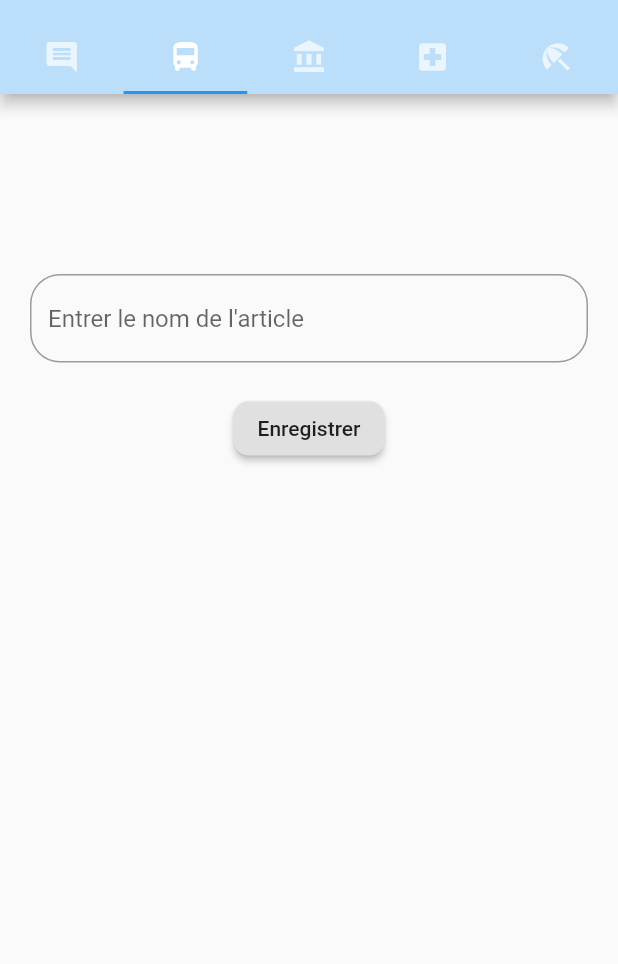
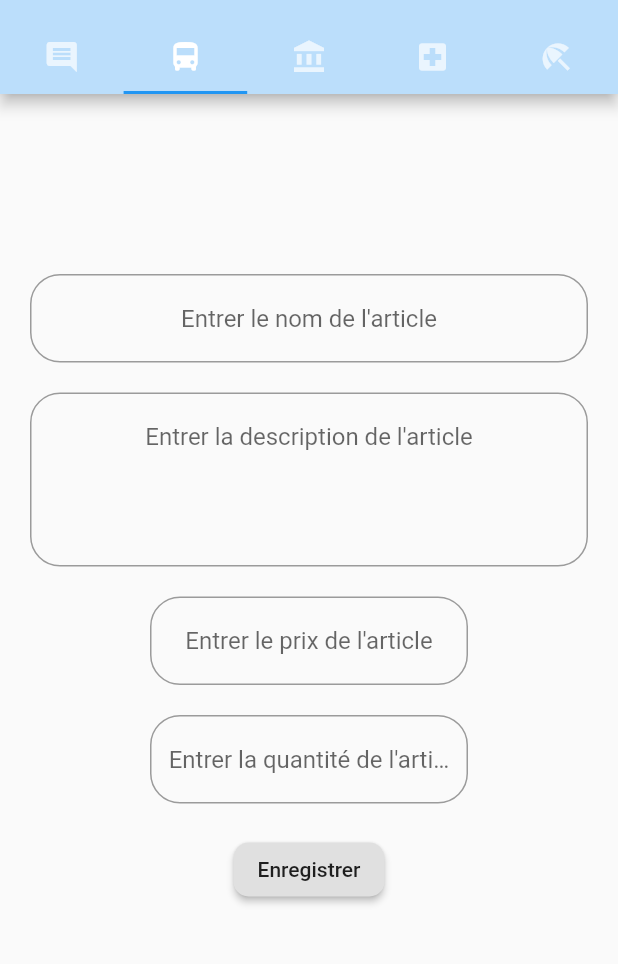
Before and after one commit to ackwrit/zindyapp, a Flutter app: the administrationController screen opened directly, tab 2 chosen, on a phone screen of 412 x 824 dp, the part 62-1026 px from its top. Run offline on Flutter 3.47's test engine with Material 2 defaults, Android fonts, the phone set to English and light mode, and no system bars; our stand-ins replace carousel_slider, concentric_transition, firebase_auth, firebase_database, flutter_animation_progress_bar, random_string; missing offline and left inert: awesome_page_transitions, countdown_flutter; accounts and stored records are empty.

Commit message:
Mise en place de la page Ajouter article

```diff
--- a/lib/controller/mainController.dart
+++ b/lib/controller/mainController.dart
@@ -115,7 +115,7 @@ class homeMainC extends State<mainController>{
                       ],
 
                     ),
-                    Padding(padding: EdgeInsets.all(10),),
+                    Padding(padding: EdgeInsets.all(20),),
                     //deuxième ligne conainer
                     Row(
                       mainAxisAlignment: MainAxisAlignment.center,
--- a/lib/page/ajouterArticle.dart
+++ b/lib/page/ajouterArticle.dart
@@ -1,4 +1,7 @@
+import 'dart:math';
+
 import 'package:flutter/material.dart';
+import 'package:random_string/random_string.dart';
 import 'package:zindy/fonction/firebaseHelper.dart';
 
 class ajouterArticle extends StatefulWidget{
@@ -12,9 +15,15 @@ class ajouterArticle extends StatefulWidget{
 
 class homeAjouterArticle extends State<ajouterArticle>{
   String articleNom;
+  String articleDesc;
+  var articlePrix;
+  var articleQuantite;
+  String identifiantArticle = randomAlphaNumeric(40);
+
   @override
   Widget build(BuildContext context) {
     // TODO: implement build
+    print(identifiantArticle);
     return bodyPage();
   }
 
@@ -25,10 +34,12 @@ class homeAjouterArticle extends State<ajouterArticle>{
   Widget bodyPage(){
     return Container(
       padding: EdgeInsets.only(top:120,left: 20,right: 20),
+      child: SingleChildScrollView(
         child: Column(
           mainAxisAlignment: MainAxisAlignment.start,
           children: [
             TextField(
+              textAlign: TextAlign.center,
               decoration: InputDecoration(
                   border: OutlineInputBorder(
                     borderRadius: BorderRadius.circular(20),
@@ -38,9 +49,81 @@ class homeAjouterArticle extends State<ajouterArticle>{
               onChanged: (text){
                 setState(() {
                   articleNom =text;
+
                 });
               },
             ),
+            Padding(padding: EdgeInsets.all(10),),
+            TextField(
+              textAlign: TextAlign.center,
+
+              decoration: InputDecoration(
+                border: OutlineInputBorder(
+                  borderRadius: BorderRadius.circular(20),
+                ),
+                hintText: "Entrer la description de l'article",
+              ),
+
+              onChanged: (text){
+                setState(() {
+                  articleDesc =text;
+
+                });
+              },
+              maxLines:4,
+            ),
+            Padding(padding: EdgeInsets.all(10),),
+            Container(
+              padding: EdgeInsets.only(left:80,right: 80),
+              width: MediaQuery.of(context).size.width,
+              child: TextField(
+                textAlign: TextAlign.center,
+                keyboardType: TextInputType.number,
+
+                decoration: InputDecoration(
+
+                    border: OutlineInputBorder(
+                      borderRadius: BorderRadius.circular(20),
+                    ),
+                    hintText: "Entrer le prix de l'article"
+                ),
+                onChanged: (text){
+                  setState(() {
+                    articlePrix =text;
+
+                  });
+                },
+
+
+              ),
+            ),
+
+            Padding(padding: EdgeInsets.all(10),),
+            Container(
+              padding: EdgeInsets.only(left:80,right: 80),
+              width: MediaQuery.of(context).size.width,
+              child: TextField(
+                textAlign: TextAlign.center,
+                keyboardType: TextInputType.number,
+
+                decoration: InputDecoration(
+
+                    border: OutlineInputBorder(
+                      borderRadius: BorderRadius.circular(20),
+                    ),
+                    hintText: "Entrer la quantité de l'article"
+                ),
+                onChanged: (text){
+                  setState(() {
+                    articleQuantite =text;
+
+                  });
+                },
+
+
+              ),
+            ),
+
             Padding(padding: EdgeInsets.all(10)),
             RaisedButton(
               shape: RoundedRectangleBorder(borderRadius: BorderRadius.circular(10)),
@@ -52,6 +135,8 @@ class homeAjouterArticle extends State<ajouterArticle>{
 
           ],
         ),
+      ),
+
     );
   }
 
--- a/pubspec.yaml
+++ b/pubspec.yaml
@@ -35,6 +35,7 @@ dependencies:
   flutter_animation_progress_bar: ^1.0.0
   firebase_auth: ^0.16.1
   firebase_database: ^3.1.6
+  random_string: ^2.0.1
 
 dev_dependencies:
   flutter_test:
```
Also changed, not shown: pubspec.lock. Lines whose indentation alone changed are shown as unchanged.
